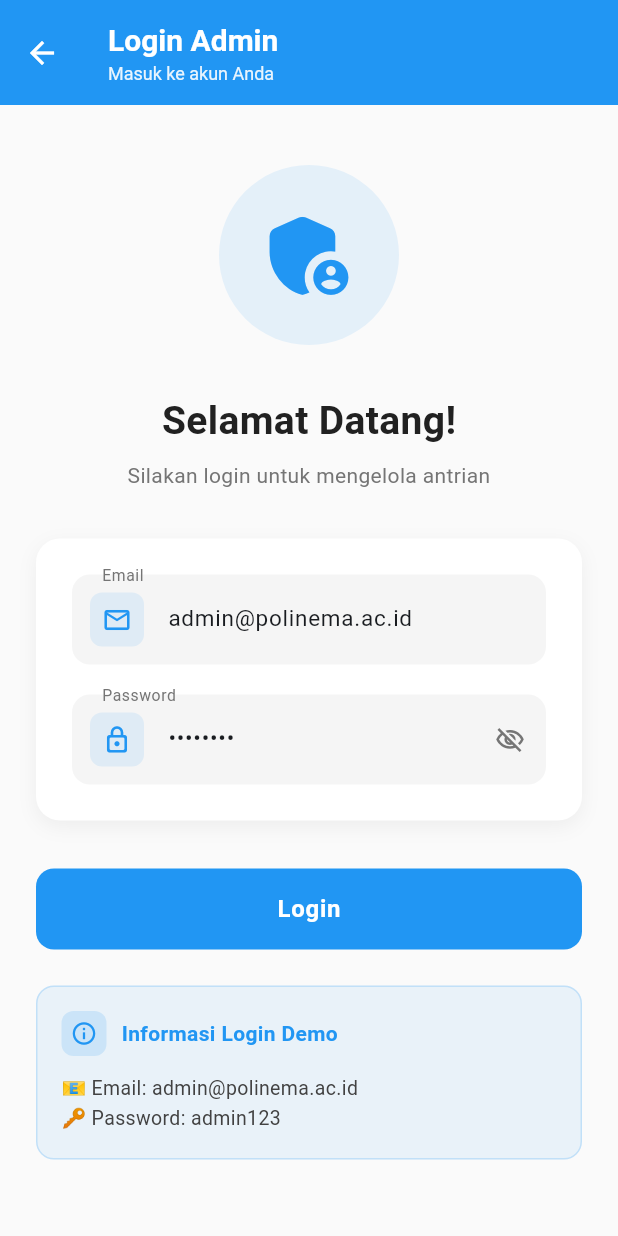
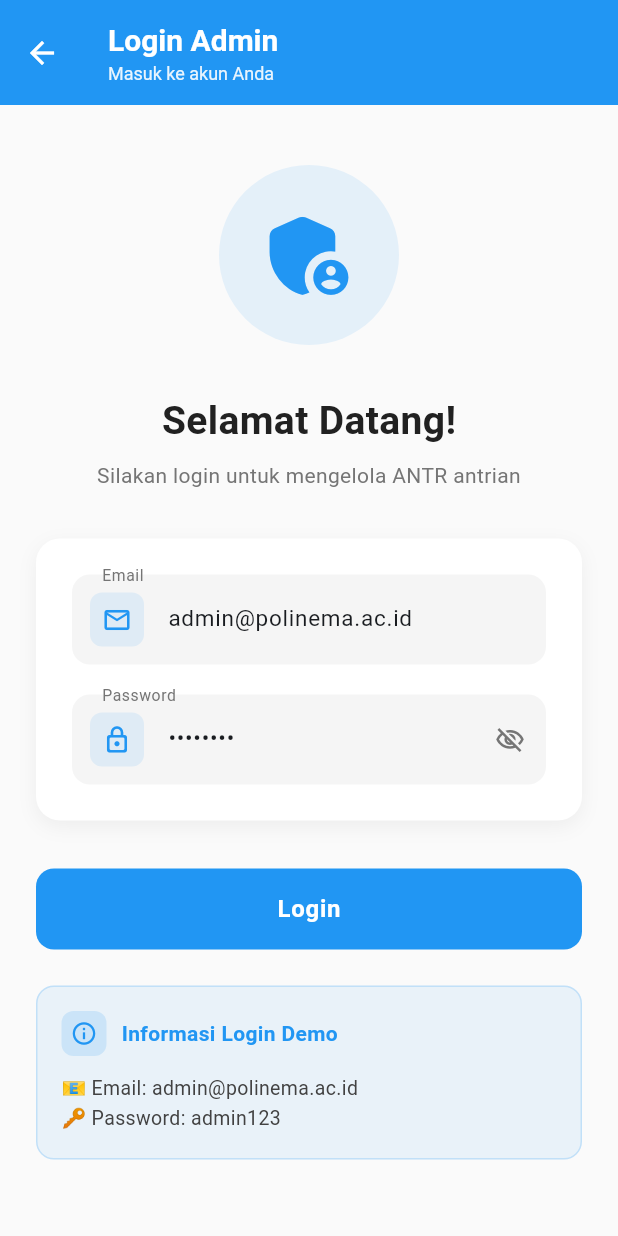
Before and after one commit to JohnatanDavid/smart-queue-polinema, a Flutter app: the screen it shows after launch, after a tap on "Admin", on a phone screen of 412 x 824 dp. Run offline on Flutter 3.47's test engine with Material 3 defaults, Android fonts, the phone set to English and light mode, and no system bars; our stand-ins replace firebase_auth, firebase_core, firebase_database; accounts and stored records are empty; network calls fail.

Commit message:
Perubahan UI Login screen

```diff
--- a/lib/screens/admin/login_screen.dart
+++ b/lib/screens/admin/login_screen.dart
@@ -92,7 +92,7 @@ class _LoginScreenState extends State<LoginScreen> {
                   const SizedBox(height: 8),
 
                   const Text(
-                    'Silakan login untuk mengelola antrian',
+                    'Silakan login untuk mengelola ANTR antrian',
                     style: TextStyle(fontSize: 14, color: Color(0xFF757575)),
                     textAlign: TextAlign.center,
                   ),
```
